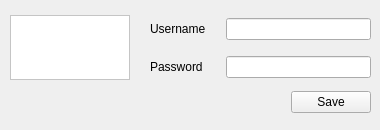
Before: the Qt Designer form trunk/GUI/LastFM/GUI_LastFM_Widget.ui in shahid334/sayonara-player, drawn with Qt 5.
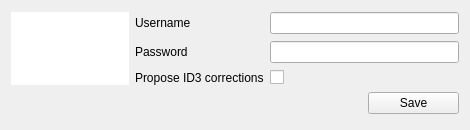
After: the same form once the commit is applied. Icons and pictures are not drawn.

What changed in the file:
```diff
--- a/trunk/GUI/LastFM/GUI_LastFM_Widget.ui
+++ b/trunk/GUI/LastFM/GUI_LastFM_Widget.ui
@@ -9,7 +9,7 @@
    <rect>
     <x>0</x>
     <y>0</y>
-    <width>380</width>
+    <width>470</width>
     <height>130</height>
    </rect>
   </property>
@@ -21,74 +21,60 @@
   </property>
   <property name="maximumSize">
    <size>
-    <width>380</width>
-    <height>130</height>
+    <width>1000</width>
+    <height>1000</height>
    </size>
   </property>
   <property name="windowTitle">
-   <string>Form</string>
-  </property>
-  <widget class="QWidget" name="gridLayoutWidget">
-   <property name="geometry">
-    <rect>
-     <x>10</x>
-     <y>10</y>
-     <width>361</width>
-     <height>111</height>
-    </rect>
+   <string>LastFM Preferences</string>
    </property>
    <layout class="QGridLayout" name="gridLayout">
-    <property name="horizontalSpacing">
-     <number>20</number>
-    </property>
-    <item row="2" column="2">
+   <item row="0" column="1">
      <widget class="QLabel" name="label_2">
       <property name="text">
        <string>Username</string>
       </property>
      </widget>
     </item>
-    <item row="2" column="4">
+   <item row="0" column="2" colspan="2">
      <widget class="QLineEdit" name="tf_username"/>
     </item>
-    <item row="2" column="0" rowspan="2">
-     <widget class="QFrame" name="frame">
-      <property name="sizePolicy">
-       <sizepolicy hsizetype="Preferred" vsizetype="Preferred">
-        <horstretch>0</horstretch>
-        <verstretch>0</verstretch>
-       </sizepolicy>
-      </property>
-      <property name="minimumSize">
-       <size>
-        <width>120</width>
-        <height>60</height>
-       </size>
-      </property>
-      <property name="maximumSize">
-       <size>
-        <width>105</width>
-        <height>200</height>
-       </size>
-      </property>
+   <item row="1" column="2" colspan="2">
+    <widget class="QLineEdit" name="tf_password">
+     <property name="echoMode">
+      <enum>QLineEdit::Password</enum>
+     </property>
+    </widget>
+   </item>
+   <item row="1" column="1">
+    <widget class="QLabel" name="label_3">
+     <property name="text">
+      <string>Password</string>
+     </property>
+    </widget>
+   </item>
+   <item row="4" column="3">
+    <widget class="QPushButton" name="btn_save">
+     <property name="text">
+      <string>Save</string>
+     </property>
+    </widget>
+   </item>
+   <item row="2" column="1">
+    <widget class="QLabel" name="label">
+     <property name="text">
+      <string>Propose ID3 corrections</string>
+     </property>
+    </widget>
+   </item>
+   <item row="0" column="0" rowspan="3">
+    <widget class="QWidget" name="widget" native="true">
       <property name="styleSheet">
        <string notr="true">background-color: rgb(255, 255, 255);</string>
       </property>
-      <property name="frameShape">
-       <enum>QFrame::StyledPanel</enum>
-      </property>
-      <property name="frameShadow">
-       <enum>QFrame::Raised</enum>
-      </property>
+     <layout class="QVBoxLayout" name="verticalLayout">
+      <item>
       <widget class="QLabel" name="lab_image">
-       <property name="geometry">
-        <rect>
-         <x>11</x>
-         <y>15</y>
-         <width>100</width>
-         <height>30</height>
-        </rect>
-       </property>
        <property name="minimumSize">
         <size>
          <width>100</width>
@@ -111,48 +97,18 @@
         <bool>true</bool>
        </property>
       </widget>
-     </widget>
-    </item>
-    <item row="3" column="2">
-     <widget class="QLabel" name="label_3">
-      <property name="text">
-       <string>Password</string>
-      </property>
-     </widget>
-    </item>
-    <item row="3" column="4">
-     <widget class="QLineEdit" name="tf_password">
-      <property name="echoMode">
-       <enum>QLineEdit::Password</enum>
-      </property>
-     </widget>
-    </item>
-    <item row="7" column="4">
-     <layout class="QHBoxLayout" name="horizontalLayout">
-      <item>
-       <spacer name="horizontalSpacer">
-        <property name="orientation">
-         <enum>Qt::Horizontal</enum>
-        </property>
-        <property name="sizeHint" stdset="0">
-         <size>
-          <width>40</width>
-          <height>20</height>
-         </size>
-        </property>
-       </spacer>
-      </item>
-      <item>
-       <widget class="QPushButton" name="btn_save">
+      </item>
+     </layout>
+    </widget>
+   </item>
+   <item row="2" column="2">
+    <widget class="QCheckBox" name="cb_correct_id3">
         <property name="text">
-         <string>Save</string>
+      <string/>
         </property>
        </widget>
       </item>
      </layout>
-    </item>
-   </layout>
-  </widget>
  </widget>
  <resources/>
  <connections/>
```
Lines whose indentation alone changed are shown as unchanged.
